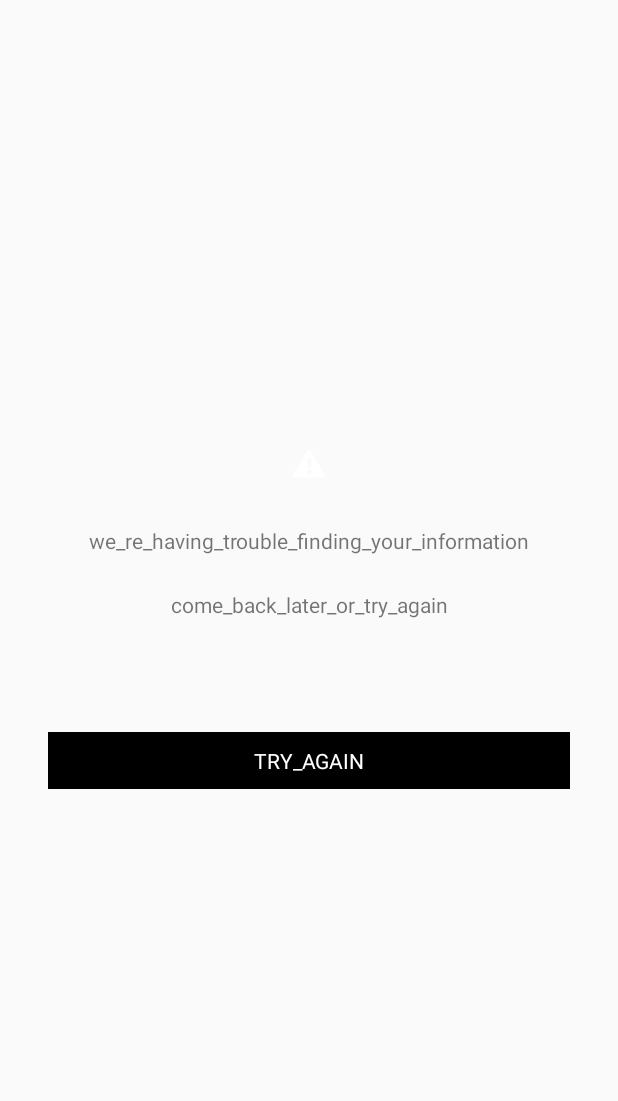
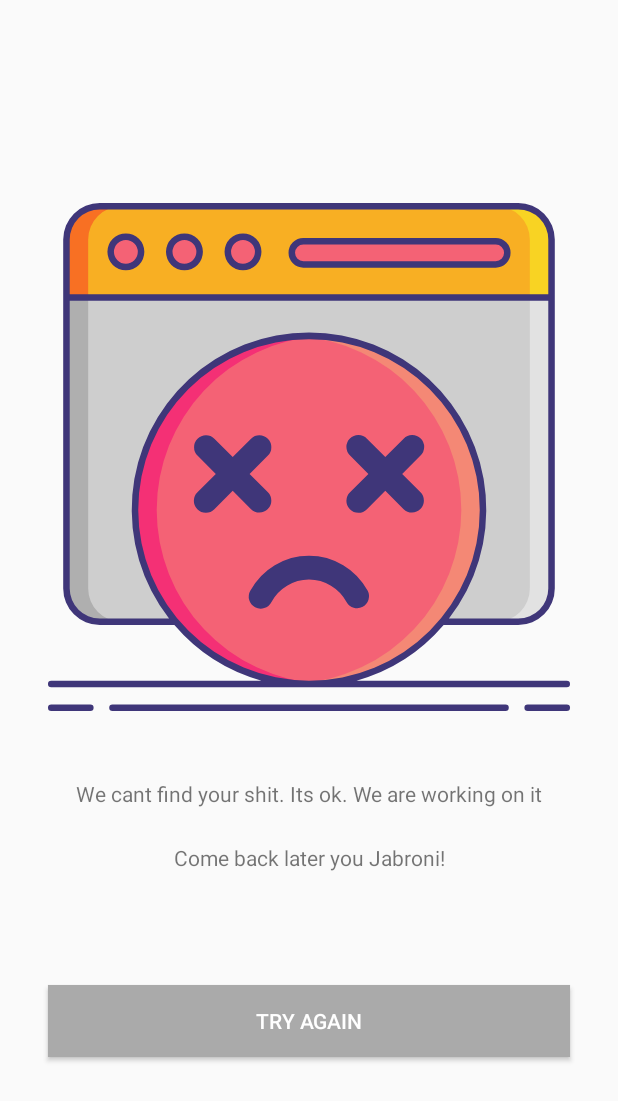
Before and after one commit to msmele345/KSqaured, an Android app: the layout error_view.xml on its own in the app's theme, with its tools: preview values and no code run, on a phone screen of 412 x 824 dp. Shown: the top 1101 px of the screen. Run offline under Robolectric (Android 15) with nearby library versions, the phone set to English and light mode, and no system bars.

Commit message:
WHIP - Add Network module, retrofit, and detail view features

```diff
--- a/app/src/main/java/com/mitchmele/ksquared/model/Algorithm.kt
+++ b/app/src/main/java/com/mitchmele/ksquared/model/Algorithm.kt
@@ -1,4 +1,6 @@
 package com.mitchmele.ksquared.model
+
+import java.util.*
 
 data class Algorithm(
     val name: String = "",
@@ -8,3 +10,4 @@ data class Algorithm(
     val categoryTags: String = "",
     val solved: Boolean = false
 )
+//    val id: UUID = UUID.randomUUID(),
--- a/app/src/main/java/com/mitchmele/ksquared/repository/network/AlgorithmApi.kt
+++ b/app/src/main/java/com/mitchmele/ksquared/repository/network/AlgorithmApi.kt
@@ -12,4 +12,7 @@ interface AlgorithmApi {
 
     @GET(BASE_URL)
     suspend fun getResponseAlgorithms() : Response<List<Algorithm>>
+
+    @GET(BASE_URL)
+    suspend fun getAlgorithmByName(name: String): Response<Algorithm>
 }
--- /dev/null
+++ b/app/src/main/res/drawable/ic_error_image.xml
@@ -0,0 +1,78 @@
+<vector xmlns:android="http://schemas.android.com/apk/res/android"
+    android:width="512dp"
+    android:height="512dp"
+    android:viewportWidth="256"
+    android:viewportHeight="256">
+  <path
+      android:pathData="M31.654,12.544L224.345,12.544A15.327,15.327 0,0 1,239.672 27.871L239.672,188.55A15.327,15.327 0,0 1,224.345 203.877L31.654,203.877A15.327,15.327 0,0 1,16.327 188.55L16.327,27.871A15.327,15.327 0,0 1,31.654 12.544z"
+      android:fillColor="#cecece"/>
+  <path
+      android:pathData="m26.327,188.55v-160.679a15.327,15.327 0,0 1,15.328 -15.327h-10a15.327,15.327 0,0 0,-15.328 15.327v160.679a15.327,15.327 0,0 0,15.327 15.327h10a15.327,15.327 0,0 1,-15.327 -15.327z"
+      android:fillColor="#afafaf"/>
+  <path
+      android:pathData="m229.673,188.55v-160.679a15.327,15.327 0,0 0,-15.327 -15.327h10a15.327,15.327 0,0 1,15.327 15.327v160.679a15.327,15.327 0,0 1,-15.327 15.327h-10a15.327,15.327 0,0 0,15.327 -15.327z"
+      android:fillColor="#e2e2e2"/>
+  <path
+      android:pathData="m239.673,27.871a15.327,15.327 0,0 0,-15.327 -15.327h-192.691a15.327,15.327 0,0 0,-15.328 15.327v26.673h223.346z"
+      android:fillColor="#f8af23"/>
+  <path
+      android:pathData="m41.655,12.544h-10a15.327,15.327 0,0 0,-15.328 15.327v26.673h10v-26.673a15.327,15.327 0,0 1,15.328 -15.327z"
+      android:fillColor="#f87023"/>
+  <path
+      android:pathData="m214.345,12.544h10a15.327,15.327 0,0 1,15.327 15.327v26.673h-10v-26.673a15.327,15.327 0,0 0,-15.327 -15.327z"
+      android:fillColor="#f8d323"/>
+  <path
+      android:pathData="M43.688,33.544m-7,0a7,7 0,1 1,14 0a7,7 0,1 1,-14 0"
+      android:fillColor="#f46275"/>
+  <path
+      android:pathData="M70.65,33.544m-7,0a7,7 0,1 1,14 0a7,7 0,1 1,-14 0"
+      android:fillColor="#f46275"/>
+  <path
+      android:pathData="M97.612,33.544m-7,0a7,7 0,1 1,14 0a7,7 0,1 1,-14 0"
+      android:fillColor="#f46275"/>
+  <path
+      android:pathData="M125.406,28.669L213.98,28.669A5.333,5.333 0,0 1,219.313 34.002L219.313,34.003A5.333,5.333 0,0 1,213.98 39.336L125.406,39.336A5.333,5.333 0,0 1,120.073 34.003L120.073,34.002A5.333,5.333 0,0 1,125.406 28.669z"
+      android:fillColor="#f46275"/>
+  <path
+      android:pathData="M128,152.357m-80.126,0a80.126,80.126 0,1 1,160.252 0a80.126,80.126 0,1 1,-160.252 0"
+      android:fillColor="#f46275"/>
+  <path
+      android:pathData="m57.874,152.357a80.118,80.118 0,0 1,75.126 -79.957c-1.655,-0.1 -3.319,-0.171 -5,-0.171a80.126,80.126 0,1 0,0 160.251c1.681,0 3.345,-0.069 5,-0.171a80.118,80.118 0,0 1,-75.126 -79.952z"
+      android:fillColor="#f43075"/>
+  <path
+      android:pathData="m198.126,152.357a80.118,80.118 0,0 0,-75.126 -79.957c1.655,-0.1 3.319,-0.171 5,-0.171a80.126,80.126 0,1 1,0 160.251c-1.681,0 -3.345,-0.069 -5,-0.171a80.118,80.118 0,0 0,75.126 -79.952z"
+      android:fillColor="#f48875"/>
+  <path
+      android:pathData="m27.323,241.956h-18a1.5,1.5 0,1 0,0 3h18a1.5,1.5 0,1 0,0 -3z"
+      android:fillColor="#3f3679"/>
+  <path
+      android:pathData="m246.68,241.956h-18a1.5,1.5 0,0 0,0 3h18a1.5,1.5 0,0 0,0 -3z"
+      android:fillColor="#3f3679"/>
+  <path
+      android:pathData="m218.479,241.956h-180.958a1.5,1.5 0,0 0,0 3h180.958a1.5,1.5 0,0 0,0 -3z"
+      android:fillColor="#3f3679"/>
+  <path
+      android:pathData="m9.32,233.983h237.36a1.5,1.5 0,0 0,0 -3h-96.809a81.77,81.77 0,0 0,40.114 -25.605h34.36a16.846,16.846 0,0 0,16.827 -16.827v-160.68a16.846,16.846 0,0 0,-16.827 -16.827h-192.69a16.846,16.846 0,0 0,-16.827 16.827v160.68a16.846,16.846 0,0 0,16.827 16.827h34.36a81.77,81.77 0,0 0,40.114 25.605h-96.809a1.5,1.5 0,1 0,0 3zM17.828,27.871a13.843,13.843 0,0 1,13.827 -13.827h192.691a13.843,13.843 0,0 1,13.827 13.827v25.173h-220.345zM31.655,202.378a13.843,13.843 0,0 1,-13.827 -13.827v-132.507h220.345v132.507a13.843,13.843 0,0 1,-13.827 13.827h-31.911a81.626,81.626 0,1 0,-128.869 0zM49.374,152.357a78.626,78.626 0,1 1,78.626 78.626,78.715 78.715,0 0,1 -78.626,-78.626z"
+      android:fillColor="#3f3679"/>
+  <path
+      android:pathData="m43.687,25.044a8.5,8.5 0,1 0,8.5 8.5,8.51 8.51,0 0,0 -8.5,-8.5zM43.687,39.044a5.5,5.5 0,1 1,5.5 -5.5,5.507 5.507,0 0,1 -5.5,5.5z"
+      android:fillColor="#3f3679"/>
+  <path
+      android:pathData="m70.65,25.044a8.5,8.5 0,1 0,8.5 8.5,8.51 8.51,0 0,0 -8.5,-8.5zM70.65,39.044a5.5,5.5 0,1 1,5.5 -5.5,5.507 5.507,0 0,1 -5.5,5.5z"
+      android:fillColor="#3f3679"/>
+  <path
+      android:pathData="m97.612,25.044a8.5,8.5 0,1 0,8.5 8.5,8.51 8.51,0 0,0 -8.5,-8.5zM97.612,39.044a5.5,5.5 0,1 1,5.5 -5.5,5.507 5.507,0 0,1 -5.5,5.5z"
+      android:fillColor="#3f3679"/>
+  <path
+      android:pathData="m213.979,27.169h-88.573a6.833,6.833 0,1 0,0 13.667h88.573a6.833,6.833 0,0 0,0 -13.667zM213.979,37.836h-88.573a3.833,3.833 0,1 1,0 -7.667h88.573a3.833,3.833 0,0 1,0 7.667z"
+      android:fillColor="#3f3679"/>
+  <path
+      android:pathData="m101.319,152.016a5.5,5.5 0,0 0,7.778 -7.777l-8.449,-8.449 8.449,-8.449a5.5,5.5 0,0 0,-7.778 -7.777l-8.448,8.448 -8.448,-8.448a5.5,5.5 0,0 0,-7.778 7.777l8.449,8.449 -8.449,8.449a5.5,5.5 0,1 0,7.778 7.777l8.448,-8.448z"
+      android:fillColor="#3f3679"/>
+  <path
+      android:pathData="m170.907,135.79 l8.449,-8.449a5.5,5.5 0,1 0,-7.777 -7.777l-8.449,8.449 -8.449,-8.449a5.5,5.5 0,1 0,-7.777 7.777l8.449,8.449 -8.449,8.449a5.5,5.5 0,1 0,7.777 7.777l8.449,-8.449 8.449,8.449a5.5,5.5 0,0 0,7.777 -7.777z"
+      android:fillColor="#3f3679"/>
+  <path
+      android:pathData="m128,173.439a30.65,30.65 0,0 0,-27.038 16.184,5.5 5.5,0 1,0 9.691,5.2 19.679,19.679 0,0 1,34.693 0,5.5 5.5,0 0,0 9.691,-5.2 30.65,30.65 0,0 0,-27.037 -16.184z"
+      android:fillColor="#3f3679"/>
+</vector>
--- a/app/src/main/res/layout/error_view.xml
+++ b/app/src/main/res/layout/error_view.xml
@@ -10,10 +10,10 @@
     <ImageView
         android:id="@+id/empty_image_view"
         android:layout_width="wrap_content"
-        android:layout_height="wrap_content"
+        android:layout_height="400dp"
         android:layout_gravity="center_horizontal"
         android:paddingBottom="29dp"
-        android:src="@android:drawable/stat_notify_error"/>
+        android:src="@drawable/ic_error_image"/>
 
     <TextView
         android:id="@+id/error_view_header_message"
@@ -31,13 +31,13 @@
         android:text="@string/come_back_later_or_try_again"
         android:textAlignment="center"/>
 
-    <TextView
+    <Button
         android:id="@+id/error_retry_button"
         android:layout_width="match_parent"
         android:layout_height="wrap_content"
         android:layout_marginLeft="16dp"
         android:layout_marginRight="16dp"
-        android:background="@android:color/background_dark"
+        android:background="@android:color/darker_gray"
         android:paddingTop="9dp"
         android:paddingBottom="9dp"
         android:text="@string/try_again"
--- a/app/src/main/res/values/strings.xml
+++ b/app/src/main/res/values/strings.xml
@@ -2,7 +2,14 @@
     <string name="app_name">KSquared</string>
     <string name="algorithm_name">Algorithm Name:</string>
     <string name="the_code">The Code:</string>
-    <string name="we_re_having_trouble_finding_your_information">we_re_having_trouble_finding_your_information</string>
-    <string name="come_back_later_or_try_again">come_back_later_or_try_again</string>
-    <string name="try_again">try_again</string>
+    <string name="we_re_having_trouble_finding_your_information">We cant find your shit. Its ok. We are working on it</string>
+    <string name="come_back_later_or_try_again">Come back later you Jabroni!</string>
+    <string name="try_again">TRY AGAIN</string>
+
+    <string name="algorithm_title_hint">Enter a title for the algorithm.</string>
+    <string name="algorithm_details_label">Details</string>
+    <string name="algorithm_solved_label">Solved</string>
+    <string name="algorithm_title">Algorithm Name</string>
+    <string name="algorithm_date">Algorithm Date</string>
+    <string name="algorithm_details_title">Title</string>
 </resources>
```
Also changed, not shown: app/src/main/java/com/mitchmele/ksquared/MainActivity.kt (+18 -2 lines), app/src/main/java/com/mitchmele/ksquared/algo_store/AlgoStore.kt (+16 -18 lines), app/src/main/java/com/mitchmele/ksquared/repository/network/AlgorithmRepository.kt (+7 -3 lines), app/src/main/java/com/mitchmele/ksquared/ui/AlgorithmDetailFragment.kt (added, +102 -0 lines), app/src/main/java/com/mitchmele/ksquared/ui/AlgorithmDetailViewModel.kt (added, +34 -0 lines), app/src/main/java/com/mitchmele/ksquared/ui/AlgorithmListFragment.kt (+23 -14 lines), app/src/main/java/com/mitchmele/ksquared/ui/AlgorithmViewModel.kt (+7 -38 lines), app/src/main/res/layout/fragment_algorithm.xml (added, +52 -0 lines).
